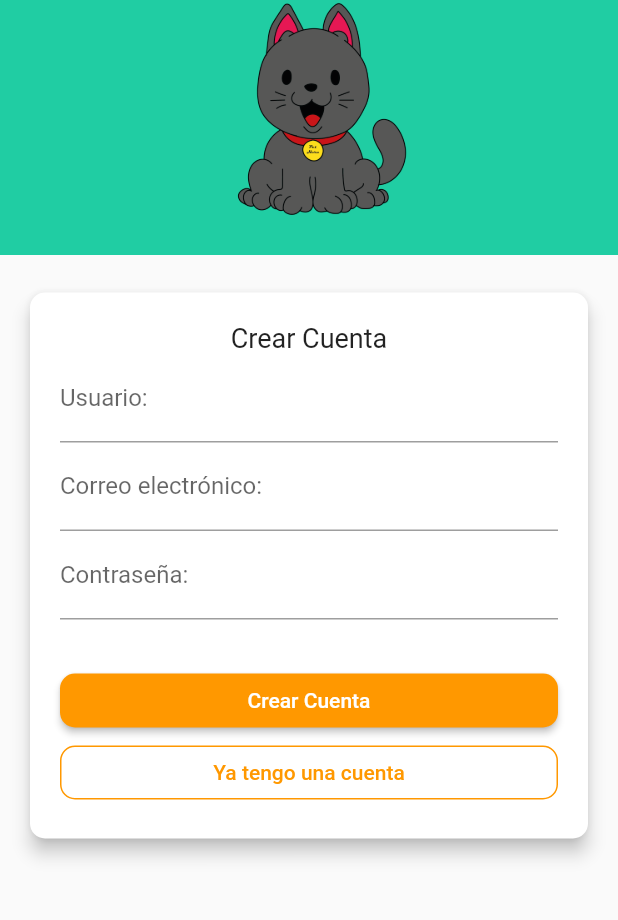
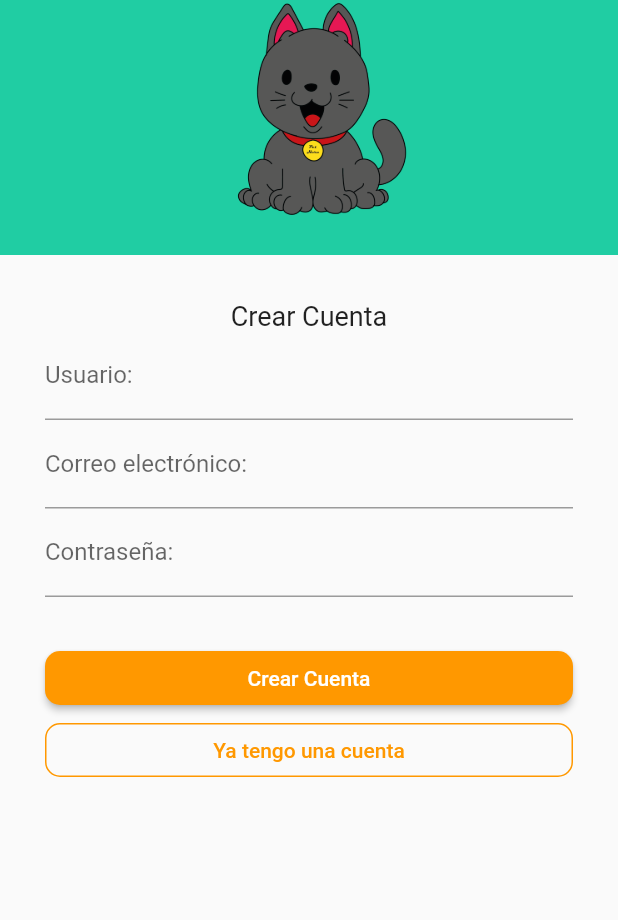
Before and after one commit to CarlosJair117/PetHere, a Flutter app: the Account screen opened by its route, on a phone screen of 412 x 824 dp, the part 255-1175 px from its top. Run offline on Flutter 3.47's test engine with Material 2 defaults, Android fonts, the phone set to English and light mode, and no system bars.

Commit message:
tercer commit

```diff
--- a/lib/src/pages/create_account.dart
+++ b/lib/src/pages/create_account.dart
@@ -19,7 +19,7 @@ class _AccountState extends State<Account> {
   Widget build(BuildContext context) {
 
     return Scaffold(
-      body: Stack(
+      body: ListView(
         children: <Widget>[
           Container(
             padding: const EdgeInsets.only(top: 20, bottom: 20),
@@ -28,7 +28,25 @@ class _AccountState extends State<Account> {
             child: Column(
               mainAxisSize: MainAxisSize.min,
               children: [
-                Row(
+                _presentacion(),
+                Image.asset(
+                  "assets/images/gato.png",
+                  width: 150,
+                )
+              ],
+            ),
+          ),
+          Container(
+            padding: EdgeInsets.all(30.0),
+            child: _form(),
+          ),
+        ],
+      ),
+    );
+  }
+
+  Widget _presentacion(){
+    return Row(
       mainAxisAlignment: MainAxisAlignment.center,
       children: <Widget>[
         Image.asset("assets/images/logo.png", width: 150),
@@ -43,26 +61,12 @@ class _AccountState extends State<Account> {
           ],
         ),
       ],
-                ),
-                Image.asset(
-                  "assets/images/gato.png",
-                  width: 150,
-                )
-              ],
-            ),
-          ),
-          Transform.translate(
-            offset: Offset(0, 135),
-            child: Center(
-              child: Card(
-                elevation: 5,
-                shape: RoundedRectangleBorder(
-                    borderRadius: BorderRadius.circular(10)),
-                margin: const EdgeInsets.all(20),
-                child: Form(
+    );
+  }
+
+  Widget _form(){
+    return Form(
       key: formKey,
-                  child: Padding(
-                    padding: const EdgeInsets.all(20),
         child: Column(
           mainAxisSize: MainAxisSize.min,
           children: <Widget>[
@@ -79,8 +83,7 @@ class _AccountState extends State<Account> {
               },
             ),
             TextFormField(
-                          decoration:
-                              InputDecoration(labelText: "Correo electrónico:"),
+              decoration: InputDecoration(labelText: "Correo electrónico:"),
               onSaved: (value) => email = value,
               validator: (value) {
                 if (value.isEmpty) {
@@ -101,50 +104,39 @@ class _AccountState extends State<Account> {
                 }
               },
             ),
+            SizedBox( height: 30,),
+            _crearCuenta(),
+            _regresar(),
+          ],
+        ),
+    );
+  }
 
-                        SizedBox(
-                          height: 30,
-                        ),
-                        RaisedButton(
-                          shape: RoundedRectangleBorder(
-                              borderRadius: BorderRadius.circular(10)),
+  Widget _crearCuenta(){
+    return RaisedButton(
+      shape: RoundedRectangleBorder( borderRadius: BorderRadius.circular(10)),
       color: Colors.orange,
       textColor: Colors.white,
       child: Row(
         mainAxisAlignment: MainAxisAlignment.center,
-                            children: [
-                              Text("Crear Cuenta"),
-                            ],
+        children: [Text("Crear Cuenta"), ],
       ),
       onPressed: () {},
-                        ),
-                        OutlineButton(
+    );
+  }
+
+  Widget _regresar() {
+    return OutlineButton(
       shape: RoundedRectangleBorder(
         borderRadius: BorderRadius.circular(10),
       ),
       borderSide: BorderSide(color: Colors.orange),
       child: Row(
         mainAxisAlignment: MainAxisAlignment.center,
-                              children: [
-                                Text(
-                                  "Ya tengo una cuenta",
-                                  style: TextStyle(color: Colors.orange),
+        children: [Text("Ya tengo una cuenta",style: TextStyle(color: Colors.orange), ),],
       ),
-                              ],
-                            ),
-                            onPressed: () => Navigator.pop(context)),
-                      ],
-                    ),
-                  ),
-                ),
-              ),
-            ),
-          )
-        ],
-      ),
+      onPressed: () => Navigator.pop(context)
     );
   }
 
-
-
 }
```
Lines whose indentation alone changed are shown as unchanged.
